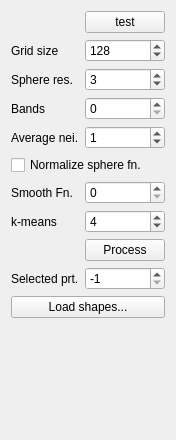
ialhashim/ddtt-dev, file particles/particles-widget.ui: the form before one commit.
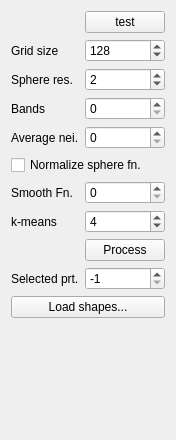
The form after the commit.

Diff of the .ui file:
```diff
--- a/particles/particles-widget.ui
+++ b/particles/particles-widget.ui
@@ -91,7 +91,7 @@
       <number>12</number>
      </property>
      <property name="value">
-      <number>3</number>
+      <number>2</number>
      </property>
     </widget>
    </item>
@@ -152,7 +152,7 @@
    <item row="4" column="1">
     <widget class="QSpinBox" name="avgNeighIters">
      <property name="value">
-      <number>1</number>
+      <number>0</number>
      </property>
     </widget>
    </item>
```
